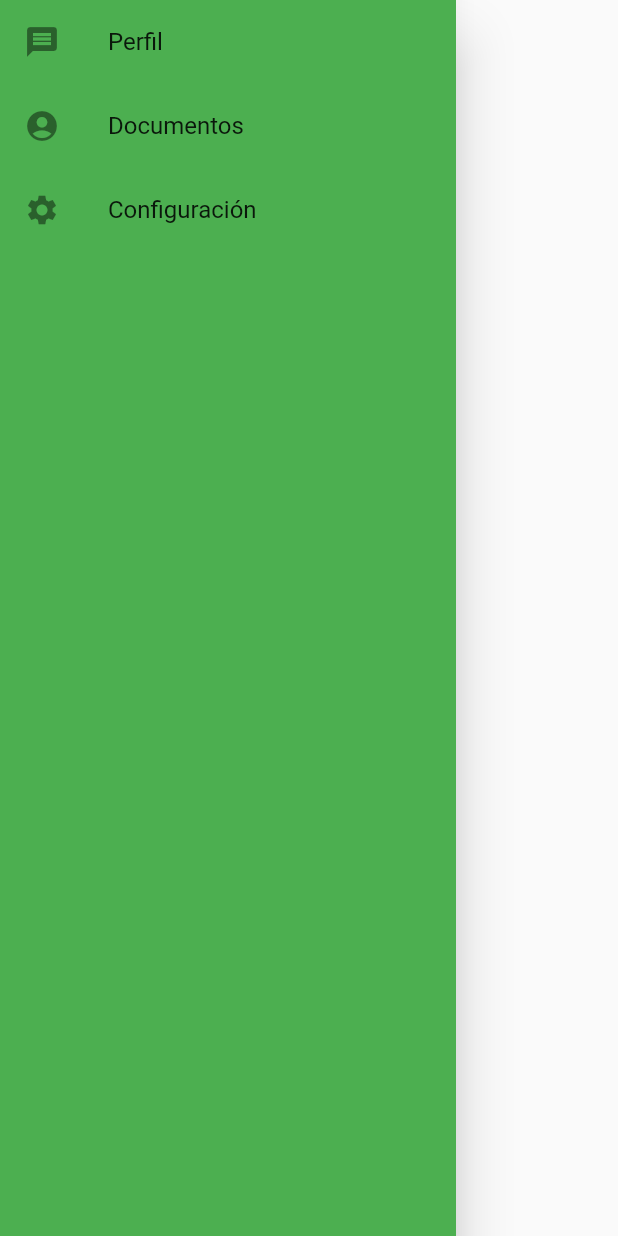
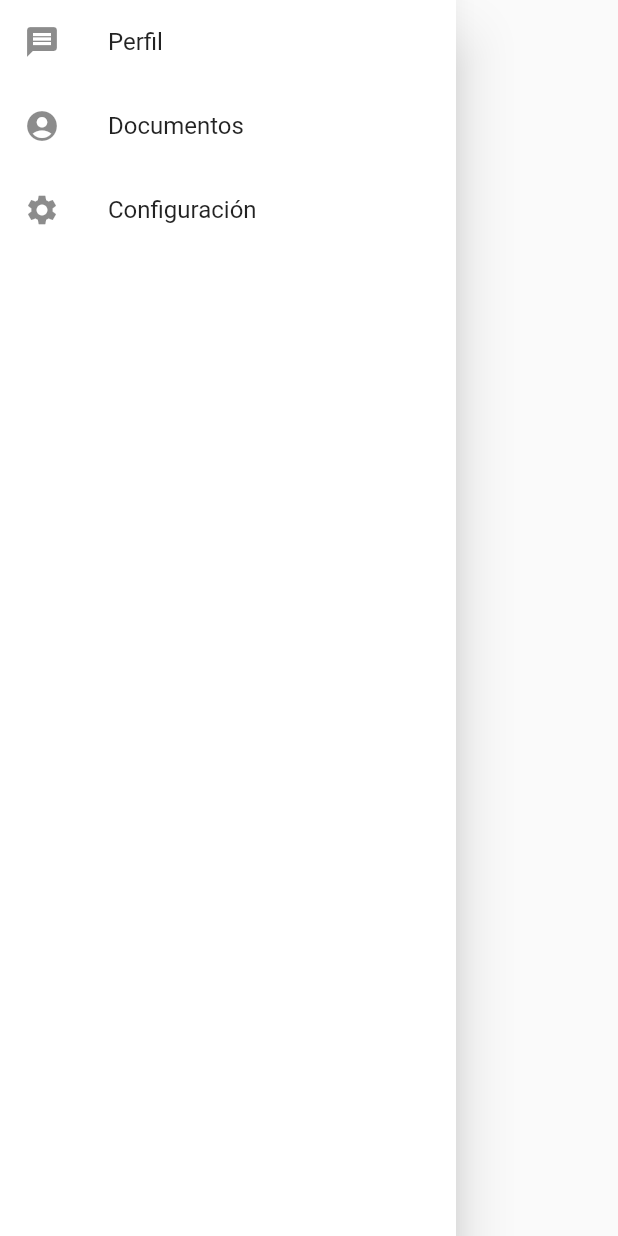
Before and after one commit to eadelson9602/app_qinspecting, a Flutter app: the CustomDrawer widget shown alone on an empty page, opened directly, on a phone screen of 412 x 824 dp. Run offline on Flutter 3.47's test engine with Material 2 defaults, Android fonts, the phone set to English and light mode, and no system bars; our stand-ins replace date_field, dio, sqflite; accounts and stored records are empty; project files that could hold a hidden picture were left out.

Commit message:
Se cambia color del drawer

```diff
--- a/lib/widgets/custom_drawer.dart
+++ b/lib/widgets/custom_drawer.dart
@@ -8,7 +8,7 @@ class CustomDrawer extends StatelessWidget {
     return Theme(
         data: Theme.of(context).copyWith(
           canvasColor: Colors
-              .green, // set the Color of the drawer transparent; we'll paint above it with the shape
+              .white, // set the Color of the drawer transparent; we'll paint above it with the shape
         ),
         child: Drawer(
             child: ListView(
```
